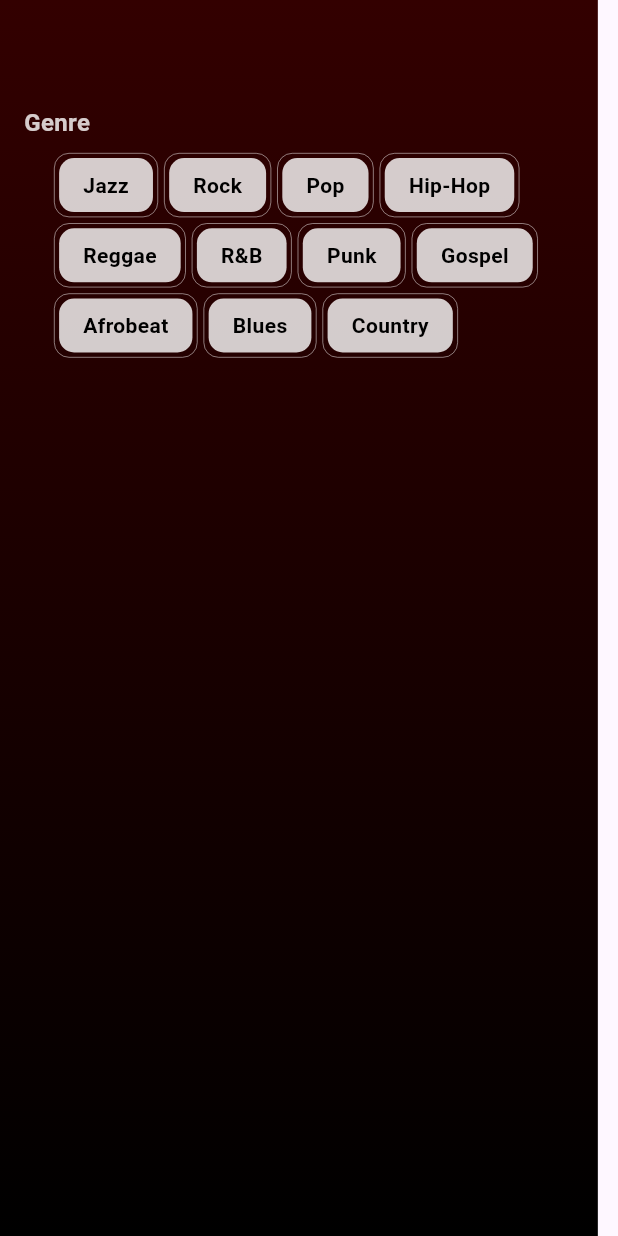
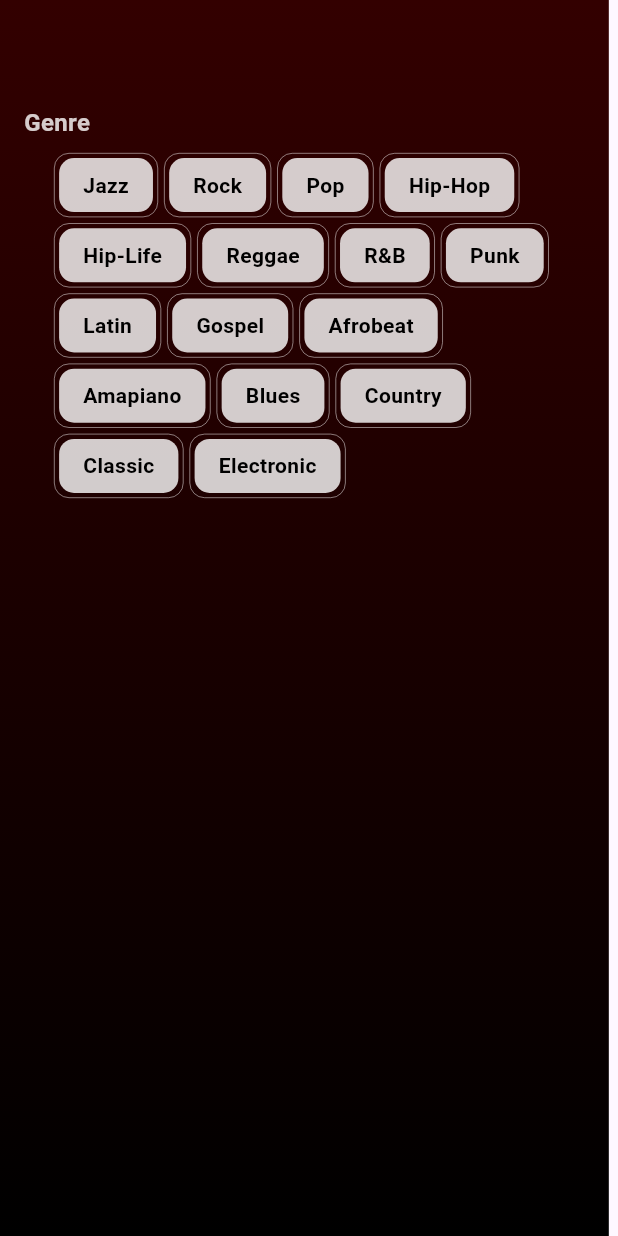
Before and after one commit to kwakyebrilliant/sonnet, a Flutter app: the PromptScreen screen opened directly with empty values, on a phone screen of 412 x 824 dp. Run offline on Flutter 3.47's test engine with Material 3 defaults, Android fonts, the phone set to English and light mode, and no system bars.

Commit message:
prompt updates

```diff
--- a/lib/prompt_screen.dart
+++ b/lib/prompt_screen.dart
@@ -15,13 +15,18 @@ class _PromptScreenState extends State<PromptScreen> {
     'Rock',
     'Pop',
     'Hip-Hop',
+    'Hip-Life',
     'Reggae',
     'R&B',
     'Punk',
+    'Latin',
     'Gospel',
     'Afrobeat',
+    'Amapiano',
     'Blues',
     'Country',
+    'Classic',
+    'Electronic',
   ];
 
   final Set<String> _selectedGenres = {};
```
